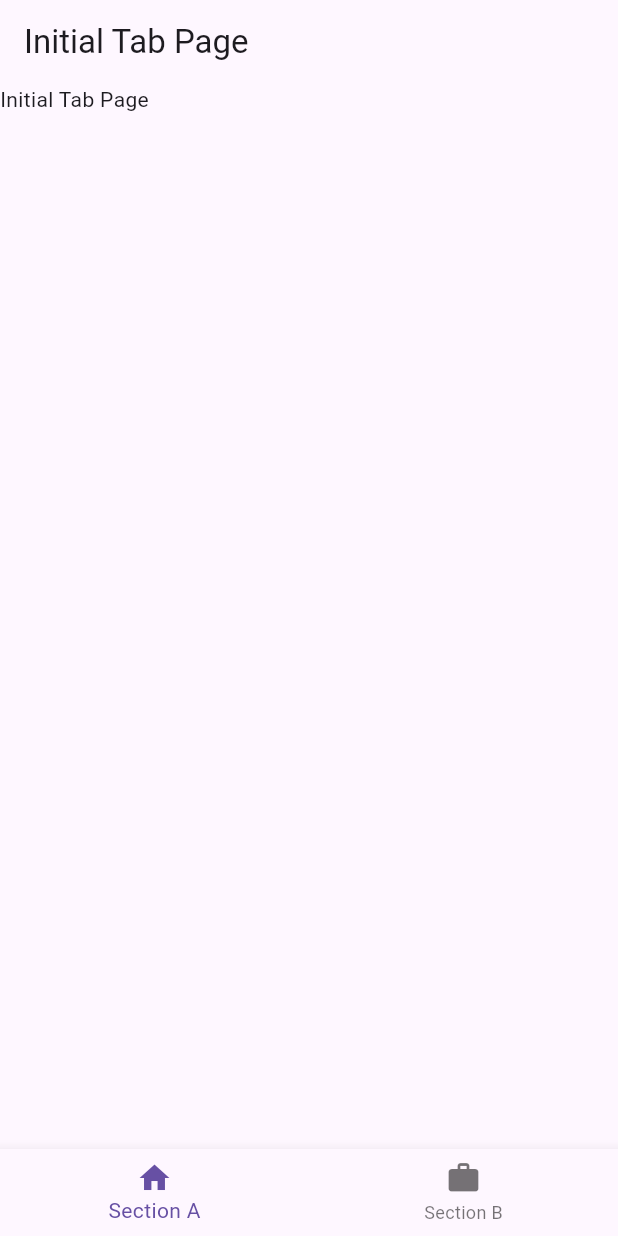
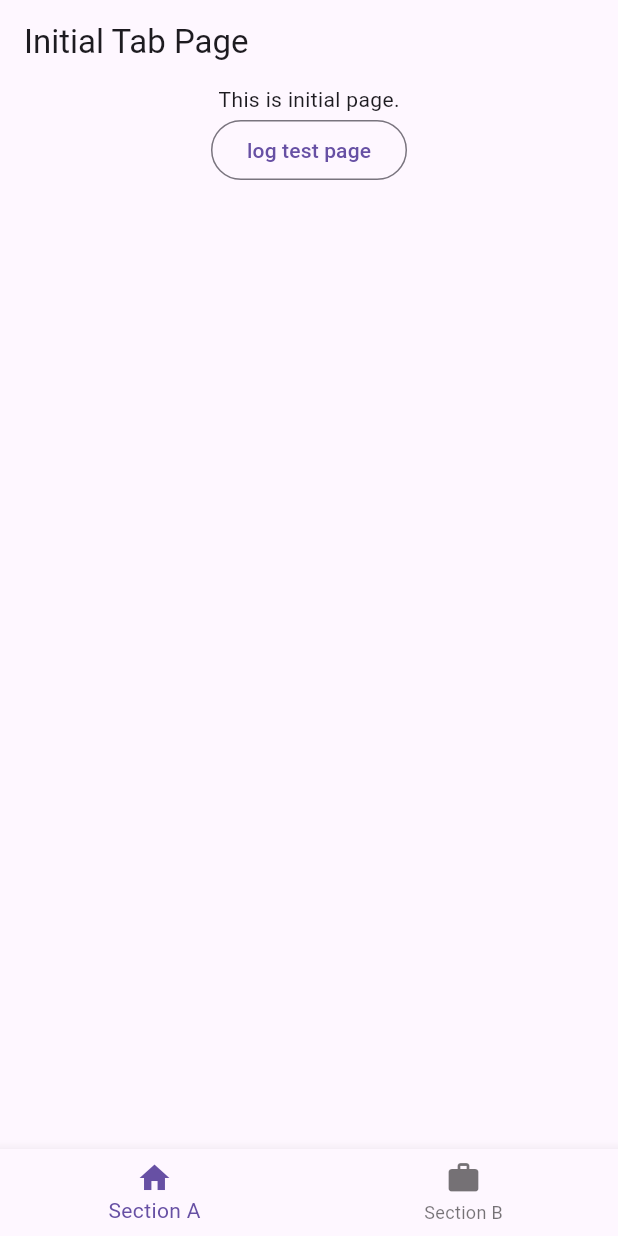
Before and after one commit to YojiroMotoba/flutter_github_search, a Flutter app: the screen it shows after launch, on a phone screen of 412 x 824 dp. Run offline on Flutter 3.47's test engine with Material 3 defaults, Android fonts, the phone set to English and light mode, and no system bars; our stand-ins replace cached_network_image, dio, flutter_cache_manager, flutter_riverpod, freezed_annotation, go_router and 2 more; generated files the repository leaves out were written again.

```diff
--- a/lib/presentation/page/initial_tab_page.dart
+++ b/lib/presentation/page/initial_tab_page.dart
@@ -1,4 +1,5 @@
 import 'package:flutter/material.dart';
+import 'package:flutter_github_search/presentation/router.dart';
 import 'package:flutter_riverpod/flutter_riverpod.dart';
 
 class InitialTabPage extends ConsumerWidget {
@@ -20,6 +21,20 @@ class _Body extends ConsumerWidget {
 
   @override
   Widget build(BuildContext context, WidgetRef ref) {
-    return const Text('Initial Tab Page');
+    return SingleChildScrollView(
+      child: Column(
+        children: [
+          const Center(
+            child: Text('This is initial page.'),
+          ),
+          OutlinedButton(
+            child: const Text('log test page'),
+            onPressed: () {
+              const LoggerTestPageRoute().push(context);
+            },
+          ),
+        ],
+      ),
+    );
   }
 }
--- a/lib/presentation/page_path.dart
+++ b/lib/presentation/page_path.dart
@@ -3,4 +3,5 @@ class PagePath {
   static const String githubSearch = '/search';
   static const String githubRepositoryDetail = '/detail/:id';
   static const String emptyPage = '/empty';
+  static const String loggerTestPage = '/loggerTest';
 }
```
Also changed, not shown: lib/presentation/page/logger_test_page.dart (added, +78 -0 lines), lib/presentation/router.dart (+15 -0 lines), lib/presentation/router.g.dart.
